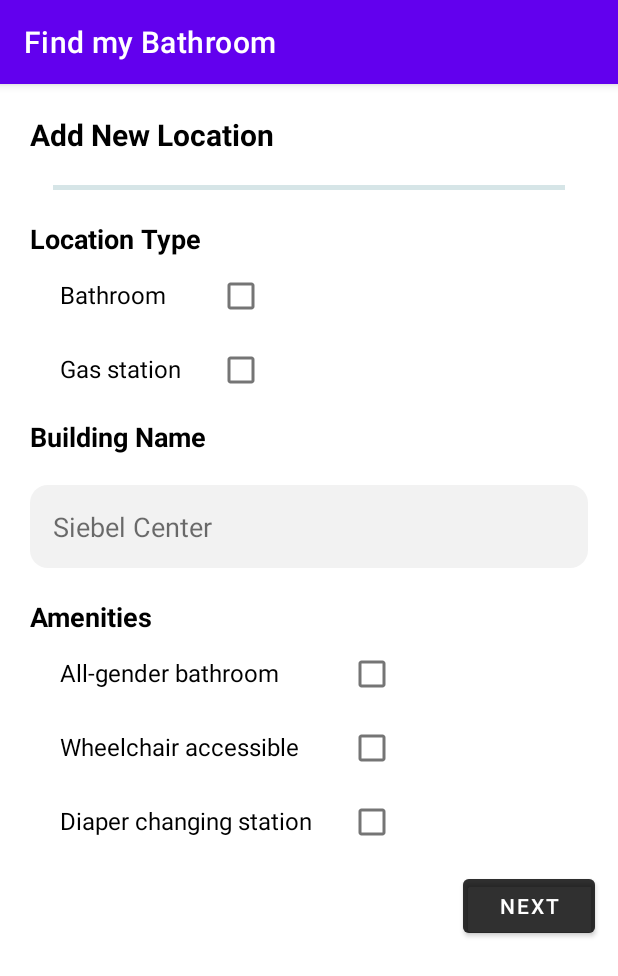
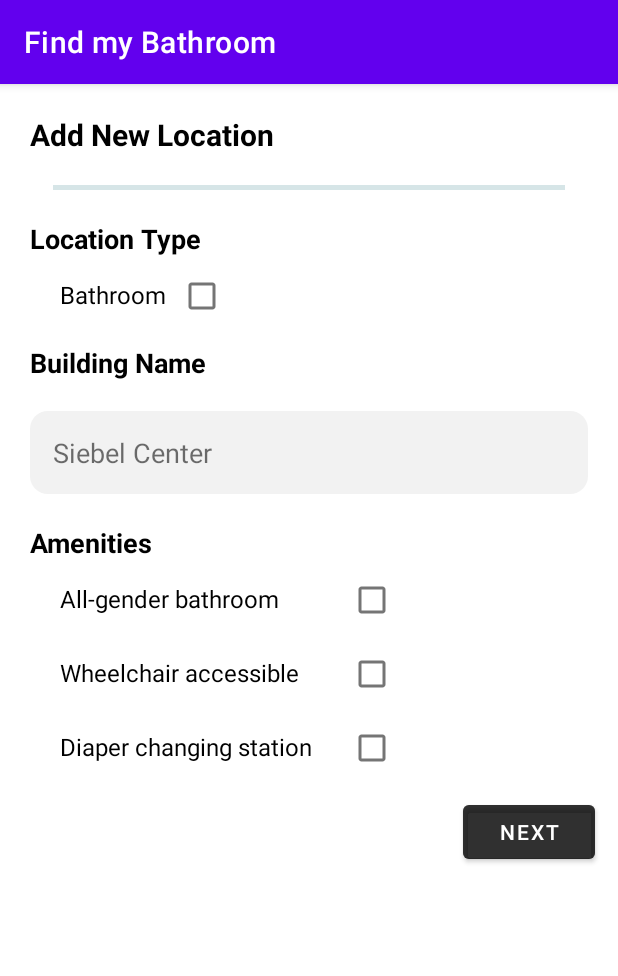
Before and after one commit to emilyvera/find-my-bathroom, an Android app: the AddBathroomActivity screen opened directly, with no data from a screen before it, on a phone screen of 412 x 824 dp. Shown: the top 976 px of the screen. Run offline under Robolectric (Android 15) with nearby library versions, the phone set to English and light mode, and no system bars.

Commit message:
Removed gasstation checkbox and associated code. Changed homescreen location to hardcode around Main Quad because add home screen is centered around there

```diff
--- a/app/src/main/java/edu/illinois/cs465/findmybathroom/AddBathroomActivity.java
+++ b/app/src/main/java/edu/illinois/cs465/findmybathroom/AddBathroomActivity.java
@@ -14,7 +14,7 @@ public class AddBathroomActivity extends AppCompatActivity {
     private Button btnNext;
 
     private CheckBox is_bathroom;
-    private CheckBox is_gas_station;
+//    private CheckBox is_gas_station;
     private EditText building_name;
     private CheckBox is_all_gender;
     private CheckBox is_wheelchair_accessible;
@@ -47,7 +47,6 @@ public class AddBathroomActivity extends AppCompatActivity {
         btnNext.setOnClickListener(handler);
 
         is_bathroom = (CheckBox) findViewById(R.id.checkbox_bathroom);
-        is_gas_station = (CheckBox) findViewById(R.id.checkbox_gas_station);
         building_name = (EditText) findViewById(R.id.editTextBuildingName);
         is_all_gender = (CheckBox) findViewById(R.id.checkbox_all_gender);
         is_wheelchair_accessible = (CheckBox) findViewById(R.id.checkbox_wheelchair_accessible);
--- a/app/src/main/res/layout/activity_add_bathroom.xml
+++ b/app/src/main/res/layout/activity_add_bathroom.xml
@@ -53,34 +53,12 @@
                 android:textColor="@color/black"
                 android:textSize="16dp" />
 
-            <TextView
-                android:id="@+id/text_gas_station"
-                android:layout_width="wrap_content"
-                android:layout_height="wrap_content"
-                android:layout_alignTop="@id/checkbox_gas_station"
-                android:layout_below="@id/text_bathroom"
-                android:layout_marginLeft="40dp"
-                android:layout_marginTop="4dp"
-                android:textSize="16dp"
-                android:textColor="@color/black"
-                android:text="Gas station"/>
-
             <CheckBox android:id="@+id/checkbox_bathroom"
                 android:layout_width="wrap_content"
                 android:layout_height="wrap_content"
                 android:gravity="top"
-                android:layout_toRightOf="@id/text_bathroom"
-                android:layout_alignLeft="@id/checkbox_gas_station"/>
+                android:layout_toRightOf="@id/text_bathroom"/>
 
-            <CheckBox
-                android:id="@+id/checkbox_gas_station"
-                android:layout_width="wrap_content"
-                android:layout_height="wrap_content"
-                android:layout_below="@id/checkbox_bathroom"
-                android:layout_marginLeft="16dp"
-                android:layout_marginTop="1dp"
-                android:layout_toRightOf="@id/text_gas_station"
-                android:gravity="top|right" />
         </RelativeLayout>
 
         <TextView
```
Also changed, not shown: app/src/main/java/edu/illinois/cs465/findmybathroom/HomeScreenActivity.java (+16 -10 lines).
